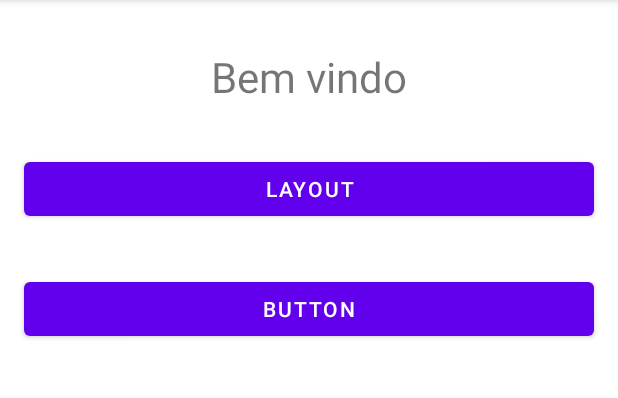
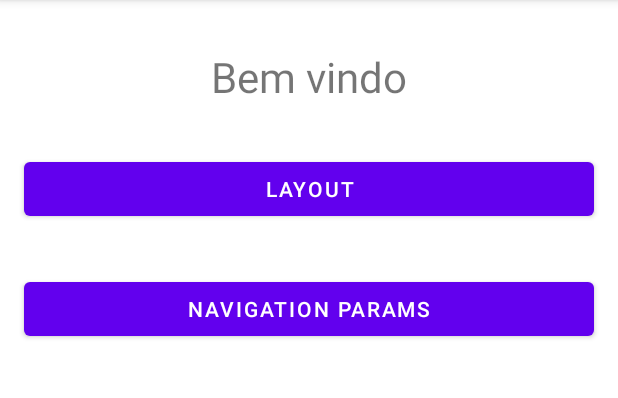
Before and after one commit to MathCastro/mentoria-android, an Android app: the screen it shows after launch (MainActivity), on a phone screen of 412 x 824 dp, the part 84-482 px from its top. Run offline under Robolectric (Android 15) with nearby library versions, the phone set to English and light mode, and no system bars; Roboto replaces fonts that are not available here.

Commit message:
navigation params

```diff
--- a/app/src/main/AndroidManifest.xml
+++ b/app/src/main/AndroidManifest.xml
@@ -9,7 +9,8 @@
         android:roundIcon="@mipmap/ic_launcher_round"
         android:supportsRtl="true"
         android:theme="@style/Theme.MyApplication">
-        <activity android:name=".LayoutActivity"></activity>
+        <activity android:name=".NavigationParamsActivity"></activity>
+        <activity android:name=".LayoutActivity" />
         <activity android:name=".MainActivity">
             <intent-filter>
                 <action android:name="android.intent.action.MAIN" />
--- a/app/src/main/java/com/example/myapplication/MainActivity.kt
+++ b/app/src/main/java/com/example/myapplication/MainActivity.kt
@@ -8,17 +8,25 @@ import androidx.appcompat.app.AppCompatActivity
 
 class MainActivity : AppCompatActivity() {
     private lateinit var buttonLayout: Button
+    private lateinit var buttonNavigationParams: Button
 
     override fun onCreate(savedInstanceState: Bundle?) {
         super.onCreate(savedInstanceState)
         setContentView(R.layout.activity_main)
 
         buttonLayout = findViewById(R.id.buttonLayout)
+        buttonNavigationParams = findViewById(R.id.buttonNavigationParams)
 
         buttonLayout.setOnClickListener {
             val intent = Intent(this, LayoutActivity::class.java)
             startActivity(intent)
         }
+        buttonNavigationParams.setOnClickListener {
+            val intent = Intent(this, NavigationParamsActivity::class.java)
+            intent.putExtra("key", "Mentoria Carrefour")
+            startActivity(intent)
+        }
 
     }
+
 }
--- a/app/src/main/res/layout/activity_main.xml
+++ b/app/src/main/res/layout/activity_main.xml
@@ -31,13 +31,13 @@
         app:layout_constraintTop_toBottomOf="@+id/textViewTitle" />
 
     <Button
-        android:id="@+id/buttonListView"
+        android:id="@+id/buttonNavigationParams"
         android:layout_width="match_parent"
         android:layout_height="wrap_content"
         android:layout_marginLeft="@dimen/buttonMarginHorizontal"
         android:layout_marginTop="@dimen/buttonMarginTop"
         android:layout_marginRight="@dimen/buttonMarginHorizontal"
-        android:text="Button"
+        android:text="Navigation Params"
         app:layout_constraintEnd_toEndOf="parent"
         app:layout_constraintStart_toStartOf="parent"
         app:layout_constraintTop_toBottomOf="@+id/buttonLayout" />
```
Also changed, not shown: app/src/main/java/com/example/myapplication/NavigationParamsActivity.kt (added, +22 -0 lines), app/src/main/res/layout/activity_navigation_params.xml (added, +17 -0 lines).
